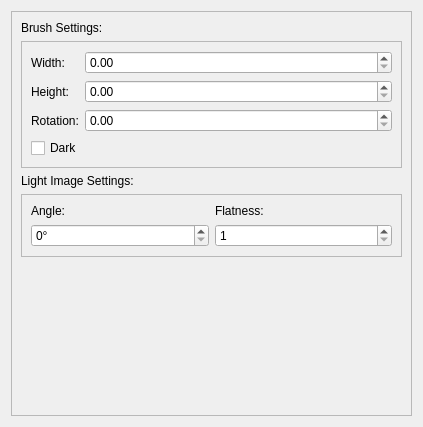
timofey260/RWE-Sharp, file ui/uifiles/editors/light.ui: the form before one commit.
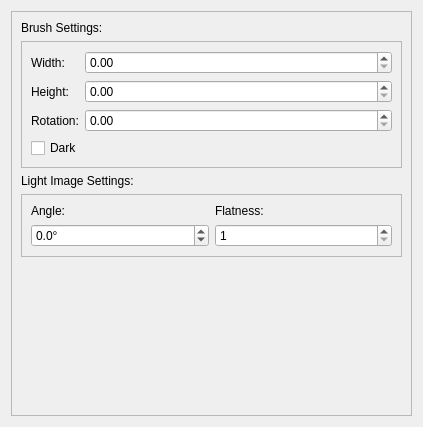
The form after the commit.

Commit message: light editor light pos change

```diff
--- a/ui/uifiles/editors/light.ui
+++ b/ui/uifiles/editors/light.ui
@@ -135,19 +135,6 @@
               </property>
              </widget>
             </item>
-            <item row="1" column="0">
-             <widget class="QSpinBox" name="Angle">
-              <property name="suffix">
-               <string>°</string>
-              </property>
-              <property name="maximum">
-               <number>360</number>
-              </property>
-              <property name="stepType">
-               <enum>QAbstractSpinBox::StepType::DefaultStepType</enum>
-              </property>
-             </widget>
-            </item>
             <item row="0" column="1">
              <widget class="QLabel" name="label_13">
               <property name="text">
@@ -165,6 +152,31 @@
               </property>
              </widget>
             </item>
+            <item row="1" column="0">
+             <widget class="QDoubleSpinBox" name="Angle">
+              <property name="wrapping">
+               <bool>true</bool>
+              </property>
+              <property name="buttonSymbols">
+               <enum>QAbstractSpinBox::ButtonSymbols::UpDownArrows</enum>
+              </property>
+              <property name="suffix">
+               <string>°</string>
+              </property>
+              <property name="decimals">
+               <number>1</number>
+              </property>
+              <property name="minimum">
+               <double>-360.000000000000000</double>
+              </property>
+              <property name="maximum">
+               <double>360.000000000000000</double>
+              </property>
+              <property name="singleStep">
+               <double>15.000000000000000</double>
+              </property>
+             </widget>
+            </item>
            </layout>
           </item>
          </layout>
```
The commit also changes 9 other files.
